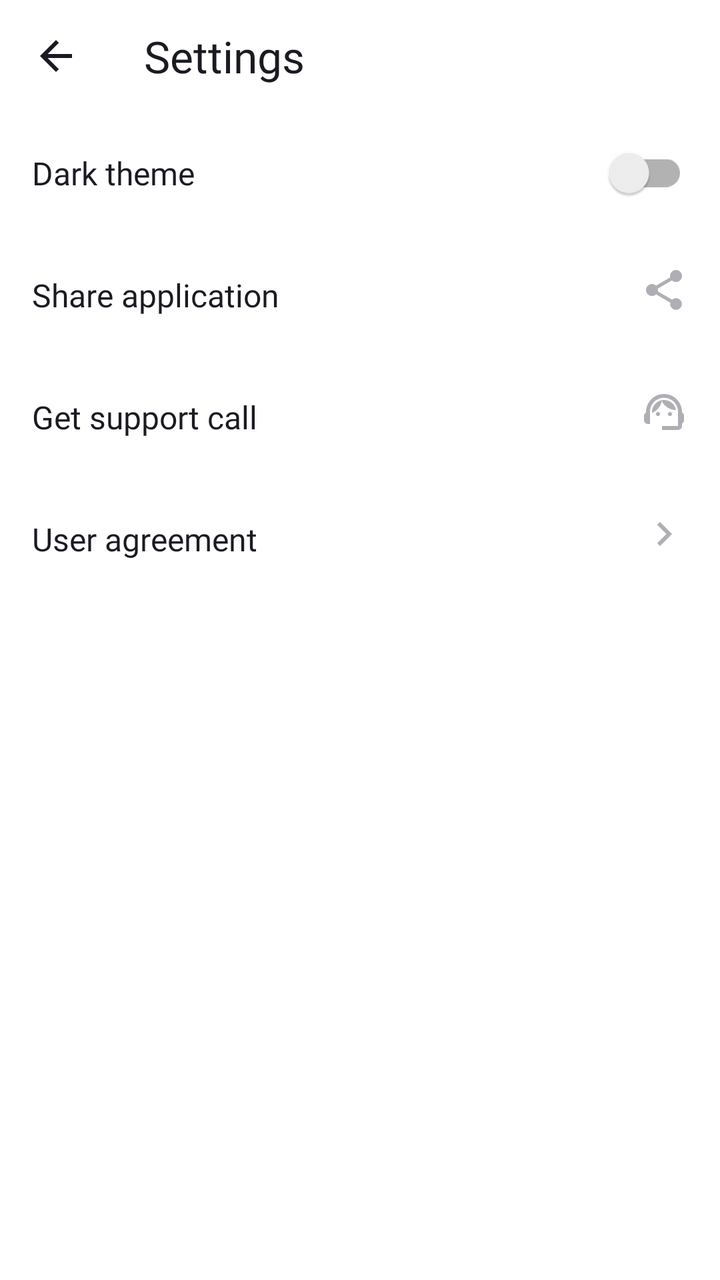
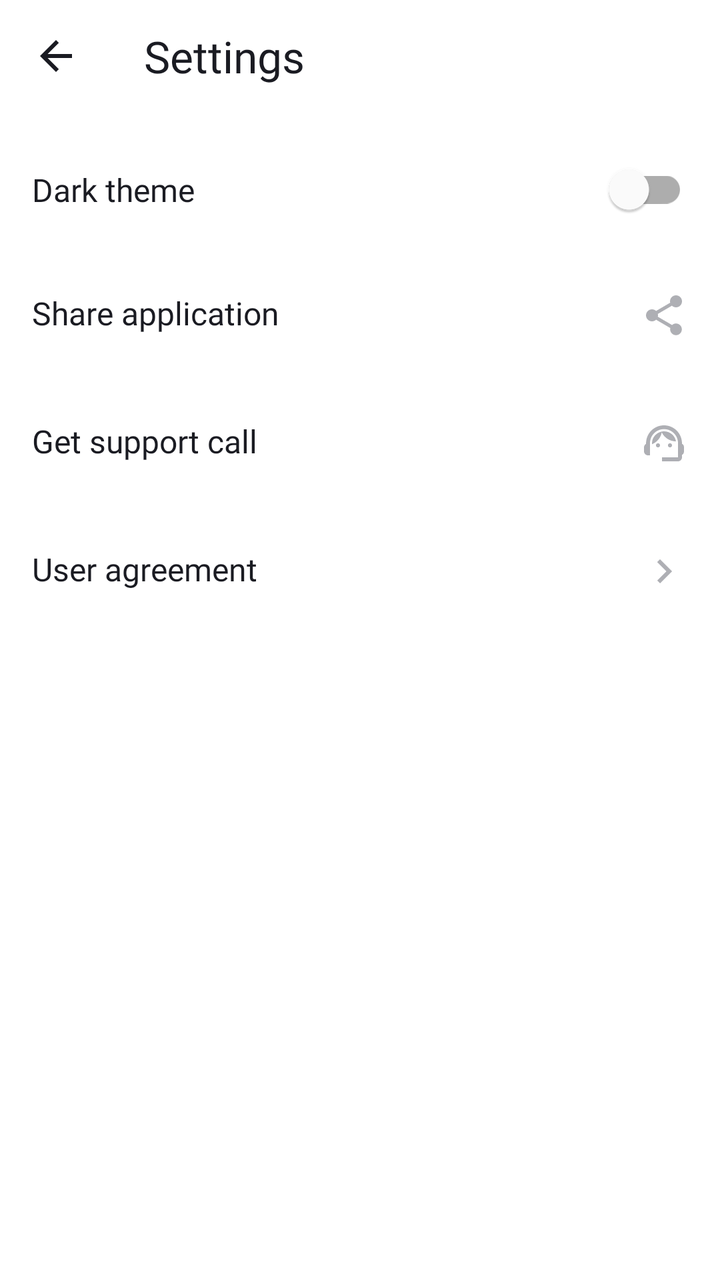

An Android layout rendered at two revisions. The XML below is the earlier revision; the diff shows what the commit changed to produce the second picture.
<!-- AndroidManifest.xml: activity theme Base.Secondary -->
<!-- res/layout/activity_settings.xml -->
<?xml version="1.0" encoding="utf-8"?>
<LinearLayout xmlns:android="http://schemas.android.com/apk/res/android"
    xmlns:app="http://schemas.android.com/apk/res-auto"
    xmlns:tools="http://schemas.android.com/tools"
    android:id="@+id/settings"
    android:layout_width="match_parent"
    android:layout_height="match_parent"
    android:background="?attr/colorPrimary"
    android:orientation="vertical"
    tools:context=".SettingsActivity">

    <androidx.appcompat.widget.Toolbar
        android:id="@+id/tbSettings"
        android:layout_width="match_parent"
        android:layout_height="wrap_content"
        app:navigationIcon="@drawable/baseline_arrow_back_24"
        app:title="@string/settings"
        app:titleTextColor="?attr/colorOnPrimary"
        app:titleTextAppearance="@style/YSMediumFont" />

    <FrameLayout style="@style/FrameLayoutStyle">

        <TextView
            style="@style/SettingsItemsText"
            android:text="@string/dark_theme" />

        <androidx.appcompat.widget.SwitchCompat
            android:layout_width="wrap_content"
            android:layout_height="wrap_content"
            android:layout_gravity="end" />
    </FrameLayout>

    <FrameLayout style="@style/FrameLayoutStyle">

        <TextView
            style="@style/SettingsItemsText"
            android:text="@string/share_application" />

        <ImageView
            android:id="@+id/shareIcon"
            style="@style/SettingsItemsIcons"
            android:src="@drawable/baseline_share_24"
            android:contentDescription="@string/app_name"/>
    </FrameLayout>

    <FrameLayout style="@style/FrameLayoutStyle">

        <TextView
            style="@style/SettingsItemsText"
            android:text="@string/get_support" />

        <ImageView
            android:id="@+id/supportIcon"
            style="@style/SettingsItemsIcons"
            android:src="@drawable/baseline_support_agent_24"
            android:contentDescription="@string/app_name"/>
    </FrameLayout>

    <FrameLayout style="@style/FrameLayoutStyle">

        <TextView
            style="@style/SettingsItemsText"
            android:text="@string/user_agreement" />

        <ImageView
            android:id="@+id/agreementIcon"
            style="@style/SettingsItemsIcons"
            android:src="@drawable/baseline_keyboard_arrow_right_24"
            android:contentDescription="@string/app_name"/>
    </FrameLayout>
</LinearLayout>
<!-- resources referenced by this layout -->
<resources>
  <!-- drawable baseline_arrow_back_24 (drawable) -->
  <vector xmlns:android="http://schemas.android.com/apk/res/android" android:autoMirrored="true" android:height="24dp" android:tint="?attr/colorOnPrimary" android:viewportHeight="24" android:viewportWidth="24" android:width="24dp">
        
      <path android:fillColor="@android:color/white" android:pathData="M20,11H7.83l5.59,-5.59L12,4l-8,8 8,8 1.41,-1.41L7.83,13H20v-2z"/>
      
  </vector>
  <!-- drawable baseline_keyboard_arrow_right_24 (drawable) -->
  <vector xmlns:android="http://schemas.android.com/apk/res/android" android:autoMirrored="true" android:height="24dp" android:tint="?attr/colorPrimaryVariant" android:viewportHeight="24" android:viewportWidth="24" android:width="24dp">
        
      <path android:fillColor="@android:color/white" android:pathData="M8.59,16.59L13.17,12 8.59,7.41 10,6l6,6 -6,6 -1.41,-1.41z"/>
      
  </vector>
  <string name="app_name" translatable="false">Playlist maker</string>
  <string name="dark_theme">Dark theme</string>
  <string name="get_support">Get support call</string>
  <string name="settings">Settings</string>
  <string name="share_application">Share application</string>
  <string name="user_agreement">User agreement</string>
  <style name="FrameLayoutStyle">
          <item name="android:layout_height">61dp</item>
          <item name="android:layout_width">match_parent</item>
          <item name="android:paddingHorizontal">@dimen/marginAlignMedium</item>
          <item name="android:paddingVertical">@dimen/marginAlignMedium</item>
      </style>
  <style name="SettingsItemsIcons">
          <item name="android:layout_width">wrap_content</item>
          <item name="android:layout_height">wrap_content</item>
          <item name="android:layout_gravity">end</item>
      </style>
  <style name="SettingsItemsText">
          <item name="android:layout_width">wrap_content</item>
          <item name="android:layout_height">wrap_content</item>
          <item name="android:layout_gravity">center_vertical</item>
          <item name="android:textColor">?attr/colorOnPrimary</item>
          <item name="android:textAppearance">@style/YSRegularFont</item>
      </style>
  <style name="YSMediumFont">
          <item name="android:textSize">@dimen/textSizeLage</item>
          <item name="android:fontFamily">@font/ys_display_medium</item>
          <item name="android:textFontWeight">500</item>
      </style>
  <style name="Base.Secondary" parent="Base.Theme.PlaylistMaker">
          <item name="colorPrimary">@color/white</item>
          <item name="android:statusBarColor">@color/white</item>
          <item name="android:windowLightStatusBar">true</item>
      </style>
  <dimen name="marginAlignMedium">16dp</dimen>
  <style name="YSRegularFont">
          <item name="android:textSize">@dimen/textSizeMedium</item>
          <item name="android:fontFamily">@font/ys_display_regular</item>
          <item name="android:textFontWeight">400</item>
      </style>
  <dimen name="textSizeLage">22sp</dimen>
  <style name="Base.Theme.PlaylistMaker" parent="Theme.MaterialComponents.DayNight.NoActionBar">
          
          <item name="colorPrimary">@color/light_blue</item>
          <item name="colorPrimaryVariant">@color/grey</item>
          <item name="colorOnPrimary">@color/black</item>
  
          <item name="colorSecondary">@color/grey_secondary</item>
          <item name="colorSecondaryVariant">?attr/colorPrimaryVariant</item>
          
          <item name="android:statusBarColor">?attr/colorPrimary</item>
      </style>
  <color name="white">#FFFFFFFF</color>
  <dimen name="textSizeMedium">16sp</dimen>
  <color name="light_blue">#3772E7</color>
  <color name="grey">#AEAFB4</color>
  <color name="black">#1A1B22</color>
  <color name="grey_secondary">#E6E8EB</color>
  <!-- unchanged entries left out for length: 2 -->
</resources>

<!-- the commit's change to res/layout/activity_settings.xml (unified diff, before → after) -->
@@ -18,54 +18,28 @@
         app:titleTextColor="?attr/colorOnPrimary"
         app:titleTextAppearance="@style/YSMediumFont" />
 
-    <FrameLayout style="@style/FrameLayoutStyle">
 
-        <TextView
-            style="@style/SettingsItemsText"
-            android:text="@string/dark_theme" />
+    <com.google.android.material.switchmaterial.SwitchMaterial
+        android:id="@+id/switchTheme"
+        style="@style/SettingsItemsText"
+        android:layout_marginTop="@dimen/marginAlignMedium"
+        android:text="@string/dark_theme" />
 
-        <androidx.appcompat.widget.SwitchCompat
-            android:layout_width="wrap_content"
-            android:layout_height="wrap_content"
-            android:layout_gravity="end" />
-    </FrameLayout>
+    <com.google.android.material.textview.MaterialTextView
+        android:id="@+id/tvShare"
+        style="@style/SettingsItemsText"
+        android:drawableEnd="@drawable/baseline_share_24"
+        android:text="@string/share_application" />
 
-    <FrameLayout style="@style/FrameLayoutStyle">
+    <com.google.android.material.textview.MaterialTextView
+        android:id="@+id/tvSupport"
+        style="@style/SettingsItemsText"
+        android:drawableEnd="@drawable/baseline_support_agent_24"
+        android:text="@string/get_support" />
 
-        <TextView
-            style="@style/SettingsItemsText"
-            android:text="@string/share_application" />
-
-        <ImageView
-            android:id="@+id/shareIcon"
-            style="@style/SettingsItemsIcons"
-            android:src="@drawable/baseline_share_24"
-            android:contentDescription="@string/app_name"/>
-    </FrameLayout>
-
-    <FrameLayout style="@style/FrameLayoutStyle">
-
-        <TextView
-            style="@style/SettingsItemsText"
-            android:text="@string/get_support" />
-
-        <ImageView
-            android:id="@+id/supportIcon"
-            style="@style/SettingsItemsIcons"
-            android:src="@drawable/baseline_support_agent_24"
-            android:contentDescription="@string/app_name"/>
-    </FrameLayout>
-
-    <FrameLayout style="@style/FrameLayoutStyle">
-
-        <TextView
-            style="@style/SettingsItemsText"
-            android:text="@string/user_agreement" />
-
-        <ImageView
-            android:id="@+id/agreementIcon"
-            style="@style/SettingsItemsIcons"
-            android:src="@drawable/baseline_keyboard_arrow_right_24"
-            android:contentDescription="@string/app_name"/>
-    </FrameLayout>
+    <com.google.android.material.textview.MaterialTextView
+        android:id="@+id/tvAgreement"
+        style="@style/SettingsItemsText"
+        android:drawableEnd="@drawable/baseline_keyboard_arrow_right_24"
+        android:text="@string/user_agreement" />
 </LinearLayout>
<!-- resource entries referenced after the edit -->
@@ -12,26 +12,16 @@
       <path android:fillColor="@android:color/white" android:pathData="M8.59,16.59L13.17,12 8.59,7.41 10,6l6,6 -6,6 -1.41,-1.41z"/>
       
   </vector>
-  <string name="app_name" translatable="false">Playlist maker</string>
   <string name="dark_theme">Dark theme</string>
   <string name="get_support">Get support call</string>
   <string name="settings">Settings</string>
   <string name="share_application">Share application</string>
   <string name="user_agreement">User agreement</string>
-  <style name="FrameLayoutStyle">
-          <item name="android:layout_height">61dp</item>
+  <style name="SettingsItemsText">
           <item name="android:layout_width">match_parent</item>
-          <item name="android:paddingHorizontal">@dimen/marginAlignMedium</item>
-          <item name="android:paddingVertical">@dimen/marginAlignMedium</item>
-      </style>
-  <style name="SettingsItemsIcons">
-          <item name="android:layout_width">wrap_content</item>
           <item name="android:layout_height">wrap_content</item>
-          <item name="android:layout_gravity">end</item>
-      </style>
-  <style name="SettingsItemsText">
-          <item name="android:layout_width">wrap_content</item>
-          <item name="android:layout_height">wrap_content</item>
+          <item name="android:paddingHorizontal">@dimen/marginAlignLarge</item>
+          <item name="android:paddingVertical">@dimen/marginAlignXLarge</item>
           <item name="android:layout_gravity">center_vertical</item>
           <item name="android:textColor">?attr/colorOnPrimary</item>
           <item name="android:textAppearance">@style/YSRegularFont</item>
@@ -46,7 +36,9 @@
           <item name="android:statusBarColor">@color/white</item>
           <item name="android:windowLightStatusBar">true</item>
       </style>
-  <dimen name="marginAlignMedium">16dp</dimen>
+  <dimen name="marginAlignLarge">16dp</dimen>
+  <dimen name="marginAlignXLarge">20dp</dimen>
+  <dimen name="marginAlignMedium">8dp</dimen>
   <style name="YSRegularFont">
           <item name="android:textSize">@dimen/textSizeMedium</item>
           <item name="android:fontFamily">@font/ys_display_regular</item>
